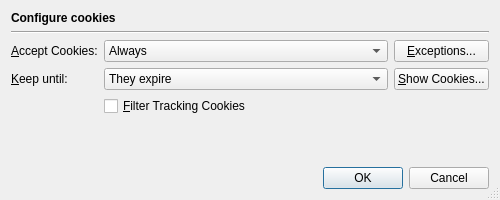
testmana2/test, file Helpviewer/CookieJar/CookiesConfigurationDialog.ui: the form before one commit.
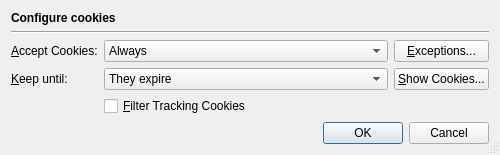
The form after the commit.

```diff
--- a/Helpviewer/CookieJar/CookiesConfigurationDialog.ui
+++ b/Helpviewer/CookieJar/CookiesConfigurationDialog.ui
@@ -7,7 +7,7 @@
     <x>0</x>
     <y>0</y>
     <width>500</width>
-    <height>200</height>
+    <height>152</height>
    </rect>
   </property>
   <property name="windowTitle">
@@ -147,19 +147,6 @@
      </item>
     </layout>
    </item>
-   <item>
-    <spacer name="verticalSpacer">
-     <property name="orientation">
-      <enum>Qt::Vertical</enum>
-     </property>
-     <property name="sizeHint" stdset="0">
-      <size>
-       <width>20</width>
-       <height>10</height>
-      </size>
-     </property>
-    </spacer>
-   </item>
    <item>
     <widget class="QDialogButtonBox" name="buttonBox">
      <property name="orientation">
```
